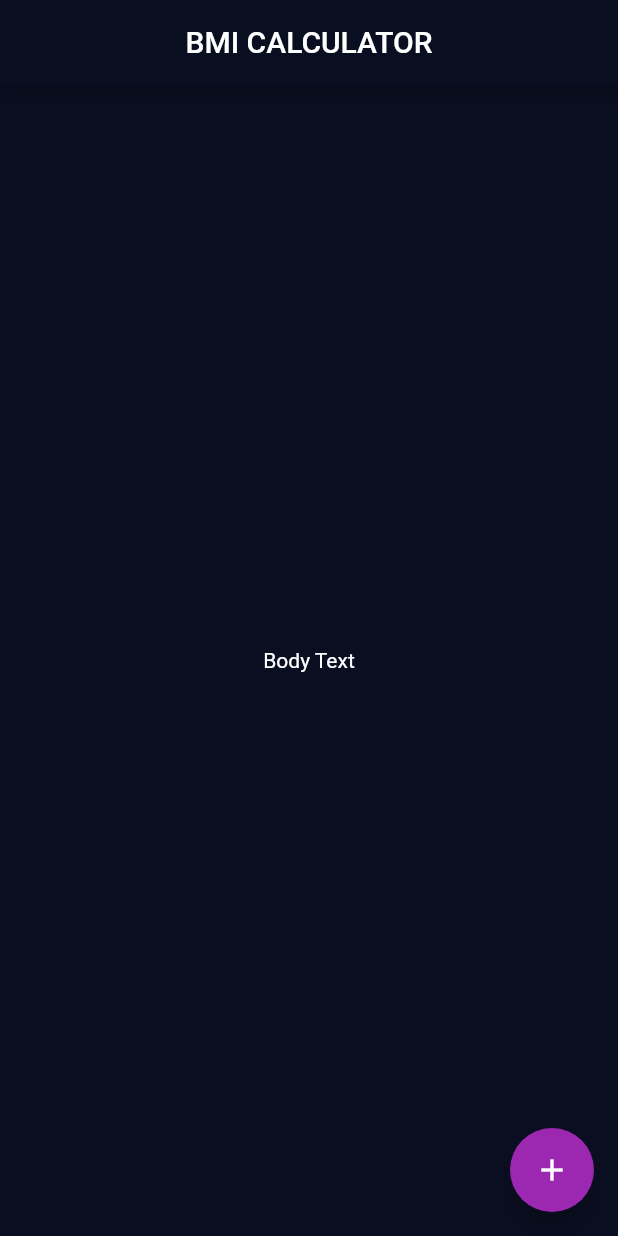
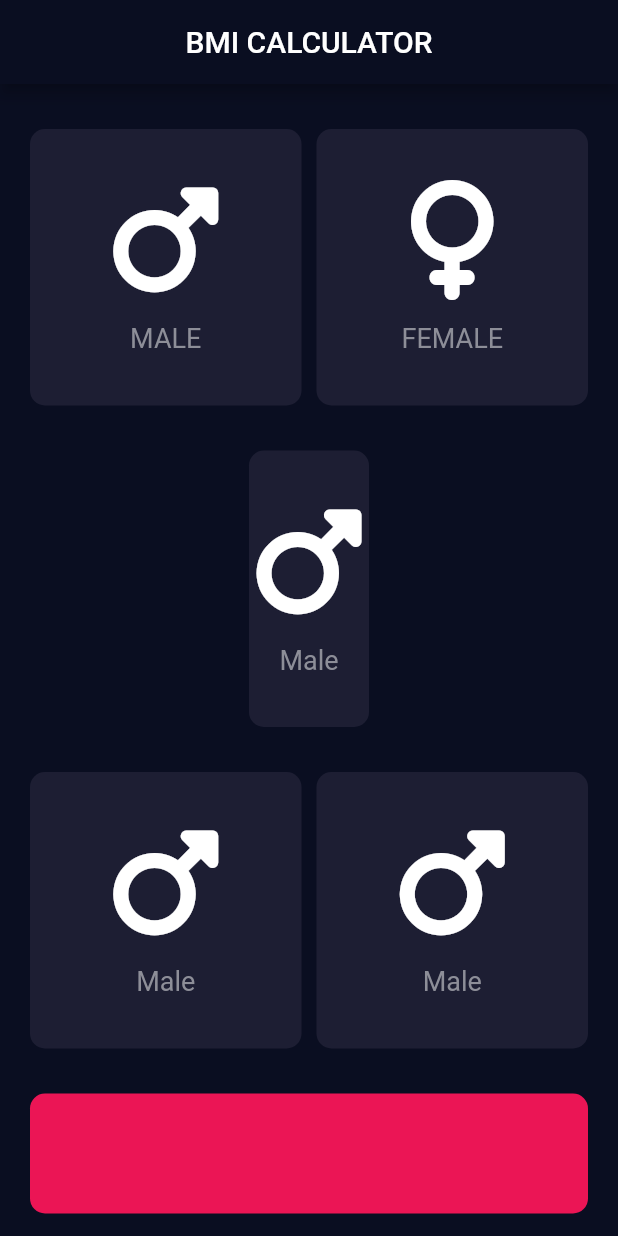
Before and after one commit to chaniru-puldith/BMI-calculator-flutter-app, a Flutter app: the screen it shows after launch, on a phone screen of 412 x 824 dp. Run offline on Flutter 3.47's test engine with Material 2 defaults, Android fonts, the light colour scheme and no system bars; our stand-ins replace font_awesome_flutter.

Commit message:
Male Female Buttons UI

```diff
--- /dev/null
+++ b/lib/icon_content.dart
@@ -0,0 +1,37 @@
+import 'package:flutter/cupertino.dart';
+
+class IconContent extends StatelessWidget {
+  final IconData cardIcon;
+  final String cardLabel;
+  final Color labelColor;
+
+  IconContent({
+    super.key,
+    required this.cardIcon,
+    required this.cardLabel,
+    required this.labelColor
+  }); // IconContent({super.key, required this.cardIcon, required this.cardLabel,});
+
+  @override
+  Widget build(BuildContext context) {
+    return Column(
+      mainAxisAlignment: MainAxisAlignment.center,
+      children: <Widget>[
+        Icon(
+          cardIcon,
+          size: 80.0,
+        ),
+        SizedBox(
+          height: 15.0,
+        ),
+        Text(
+          cardLabel,
+          style: TextStyle(
+            fontSize: 18.0,
+            color: labelColor,
+          ),
+        ),
+      ],
+    );
+  }
+}
--- /dev/null
+++ b/lib/input_page.dart
@@ -0,0 +1,192 @@
+import 'package:flutter/material.dart';
+import 'package:font_awesome_flutter/font_awesome_flutter.dart';
+import 'reusable_card.dart';
+import 'icon_content.dart';
+
+const pageMargin = EdgeInsets.all(15.0);
+const cardMargin = EdgeInsets.symmetric(vertical: 15.0, horizontal: 5.0);
+const defaultCardColor = Color(0xFF1D1E33);
+final double deviceHeight = (WidgetsBinding.instance.window.physicalSize.height);
+final roundBorder = BorderRadius.circular(10.0);
+const bottomContainerMargin =  EdgeInsets.fromLTRB(5, 15, 5, 0);
+const bottomContainerColor = Color(0xFFEB1555);
+const defaultCardTextColor = Color(0xFF8D8E98);
+const activeCardTextColor = Color(0xFFFFFFFF);
+
+class InputPage extends StatefulWidget {
+  const InputPage({super.key});
+
+  @override
+  State<InputPage> createState() => _InputPageState();
+}
+
+class _InputPageState extends State<InputPage> {
+  Color maleCardColor = defaultCardColor;
+  Color femaleCardColor = defaultCardColor;
+  Color maleLabelColor = defaultCardTextColor;
+  Color femaleLabelColor = defaultCardTextColor;
+
+  @override
+  Widget build(BuildContext context) {
+    return SafeArea(
+      child: Scaffold(
+        appBar: AppBar(
+          centerTitle: true,
+          title: const Text('BMI CALCULATOR'),
+        ),
+        body: Padding(
+          padding: pageMargin,
+          child: Column(
+            children: <Widget>[
+              Expanded(
+                child: Row(
+                  children: <Widget>[
+                    Expanded(
+                      child: GestureDetector(
+                        onTap: () {
+                          setState(() {
+                            updateCardColor(1);
+                          });
+                        },
+                        child: ReusableCard(
+                          cardColor: maleCardColor,
+                          cardChild: IconContent(
+                            cardIcon: FontAwesomeIcons.mars,
+                            cardLabel: 'MALE',
+                            labelColor: maleLabelColor,
+                          ),
+                        ),
+                      ),
+                    ),
+                    Expanded(
+                      child: GestureDetector(
+                        onTap: () {
+                          setState(() {
+                            updateCardColor(2);
+                          });
+                        },
+                        child: ReusableCard(
+                          cardColor: femaleCardColor,
+                          cardChild: IconContent(
+                            cardIcon: FontAwesomeIcons.venus,
+                            cardLabel: 'FEMALE',
+                            labelColor: femaleLabelColor,
+                          ),
+                        ),
+                      ),
+                    ),
+                  ],
+                ),
+              ),
+              Expanded(
+                child: ReusableCard(
+                  cardColor: defaultCardColor,
+                  cardChild: Column(
+                    mainAxisAlignment: MainAxisAlignment.center,
+                    children: <Widget>[
+                      Icon(
+                        FontAwesomeIcons.mars,
+                        size: 80.0,
+                      ),
+                      SizedBox(
+                        height: 15.0,
+                      ),
+                      Text(
+                        'Male',
+                        style: TextStyle(
+                          fontSize: 18.0,
+                          color: Color(0xFF8D8E98),
+                        ),
+                      ),
+                    ],
+                  ),
+                ),
+              ),
+              Expanded(
+                child: Row(
+                  children: <Widget>[
+                    Expanded(
+                      child: ReusableCard(
+                        cardColor: defaultCardColor,
+                        cardChild: Column(
+                          mainAxisAlignment: MainAxisAlignment.center,
+                          children: <Widget>[
+                            Icon(
+                              FontAwesomeIcons.mars,
+                              size: 80.0,
+                            ),
+                            SizedBox(
+                              height: 15.0,
+                            ),
+                            Text(
+                              'Male',
+                              style: TextStyle(
+                                fontSize: 18.0,
+                                color: maleLabelColor,
+                              ),
+                            ),
+                          ],
+                        ),
+                      ),
+                    ),
+                    Expanded(
+                      child: ReusableCard(
+                        cardColor: defaultCardColor,
+                        cardChild: Column(
+                          mainAxisAlignment: MainAxisAlignment.center,
+                          children: <Widget>[
+                            Icon(
+                              FontAwesomeIcons.mars,
+                              size: 80.0,
+                            ),
+                            SizedBox(
+                              height: 15.0,
+                            ),
+                            Text(
+                              'Male',
+                              style: TextStyle(
+                                fontSize: 18.0,
+                                color: defaultCardTextColor,
+                              ),
+                            ),
+                          ],
+                        ),
+                      ),
+                    ),
+                  ],
+                ),
+              ),
+              Container(
+                margin: bottomContainerMargin,
+                width: double.infinity,
+                height: 80.0,
+                decoration: BoxDecoration(
+                  color: bottomContainerColor,
+                  borderRadius: roundBorder,
+                ),
+              ),
+            ],
+          ),
+        ),
+      ),
+    );
+  }
+
+  void updateCardColor(int gender) {
+    if (gender == 1) {
+      if (maleCardColor == defaultCardColor) {
+        maleCardColor = bottomContainerColor;
+        maleLabelColor = activeCardTextColor;
+        femaleCardColor = defaultCardColor;
+        femaleLabelColor = defaultCardTextColor;
+      }
+    } else if (gender == 2) {
+      if (femaleCardColor == defaultCardColor) {
+        femaleCardColor = bottomContainerColor;
+        femaleLabelColor = activeCardTextColor;
+        maleCardColor = defaultCardColor;
+        maleLabelColor = defaultCardTextColor;
+      }
+    }
+  }
+}
--- a/lib/main.dart
+++ b/lib/main.dart
@@ -1,9 +1,9 @@
 import 'package:flutter/material.dart';
+import 'input_page.dart';
 
 void main() {
   runApp(const BMICalculator());
 }
-
 
 class BMICalculator extends StatelessWidget {
   const BMICalculator({super.key});
@@ -11,44 +11,25 @@
   @override
   Widget build(BuildContext context) {
     return MaterialApp(
-      theme: ThemeData(
-        colorScheme: ColorScheme.fromSwatch().copyWith(
-          primary: Color(0xFF0A0E21),
-          secondary: Colors.purple,
-        ),
-        scaffoldBackgroundColor: Color(0xFF0A0E21),
-        textTheme: const TextTheme(
-          bodyMedium: TextStyle(color: Color(0xFFFFFFFF)),
-        ),
+      theme: ThemeData.dark().copyWith(
+        primaryColor:  Color(0xFF0A0E21),
+          colorScheme: ColorScheme.fromSwatch().copyWith(
+            primary: Color(0xFF0A0E21),
+            secondary: Colors.purple,
+          ),
+          scaffoldBackgroundColor: Color(0xFF0A0E21),
       ),
+      // theme: ThemeData(
+      //   colorScheme: ColorScheme.fromSwatch().copyWith(
+      //     primary: Color(0xFF0A0E21),
+      //     secondary: Colors.purple,
+      //   ),
+      //   scaffoldBackgroundColor: Color(0xFF0A0E21),
+      //   textTheme: const TextTheme(
+      //     bodyMedium: TextStyle(color: Color(0xFFFFFFFF)),
+      //   ),
+      // ),
       home: InputPage(),
     );
   }
 }
-
-
-class InputPage extends StatefulWidget {
-  const InputPage({super.key});
-
-  @override
-  State<InputPage> createState() => _InputPageState();
-}
-
-class _InputPageState extends State<InputPage> {
-  @override
-  Widget build(BuildContext context) {
-    return Scaffold(
-      appBar: AppBar(
-        centerTitle: true,
-        title: const Text('BMI CALCULATOR'),
-      ),
-      body: Center(
-        child: Text('Body Text'),
-      ),
-      floatingActionButton: FloatingActionButton(
-        onPressed: () {  },
-        child: Icon(Icons.add),
-      ),
-    );
-  }
-}
--- /dev/null
+++ b/lib/reusable_card.dart
@@ -0,0 +1,23 @@
+import 'package:flutter/cupertino.dart';
+
+const cardMargin = EdgeInsets.symmetric(vertical: 15.0, horizontal: 5.0);
+final roundBorder = BorderRadius.circular(10.0);
+
+class ReusableCard extends StatelessWidget {
+  final Color cardColor;
+  final Widget cardChild;
+
+  const ReusableCard({super.key, required this.cardColor, required this.cardChild});
+
+  @override
+  Widget build(BuildContext context) {
+    return Container(
+      margin: cardMargin,
+      decoration: BoxDecoration(
+        color: cardColor,
+        borderRadius: roundBorder,
+      ),
+      child: cardChild,
+    );
+  }
+}
--- a/pubspec.yaml
+++ b/pubspec.yaml
@@ -30,6 +30,8 @@
 dependencies:
   flutter:
     sdk: flutter
+
+  font_awesome_flutter: ^10.5.0
 
 
   # The following adds the Cupertino Icons font to your application.
```
Also changed, not shown: pubspec.lock.
